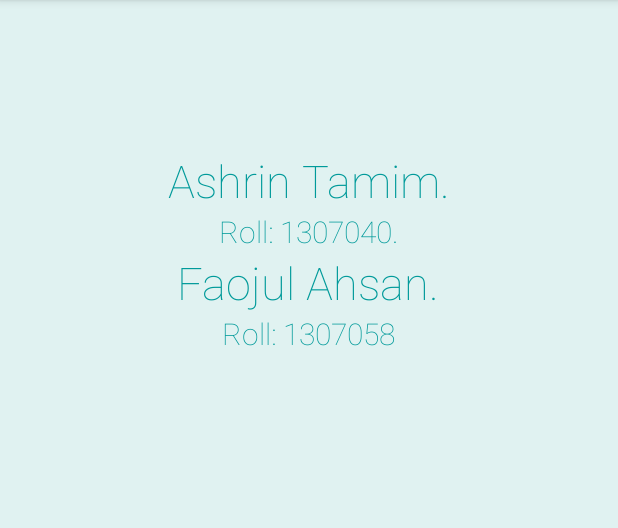
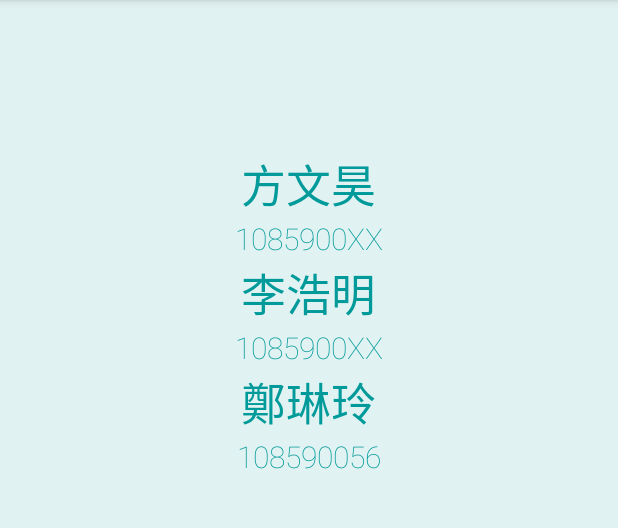
Before and after one commit to FangWen-Hao/android_final_project, an Android app: the AboutUs screen opened directly, with no data from a screen before it, on a phone screen of 412 x 824 dp, the part 84-612 px from its top. Run offline under Robolectric (Android 15) with nearby library versions, the phone set to English and light mode, and no system bars; 1 statement that could not run was skipped.

Commit message:
fixing bugs

```diff
--- a/Smart-Silent-master/Smart-Silent-master/app/src/main/AndroidManifest.xml
+++ b/Smart-Silent-master/Smart-Silent-master/app/src/main/AndroidManifest.xml
@@ -3,8 +3,6 @@
     package="com.example.project.smartsilent"
     android:versionCode="1"
     android:versionName="1.0">
-
-    <uses-sdk android:targetSdkVersion="23" />
 
     <uses-permission android:name="android.permission.WRITE_EXTERNAL_STORAGE" />
     <uses-permission android:name="android.permission.READ_PHONE_STATE" />
--- /dev/null
+++ b/Smart-Silent-master/Smart-Silent-master/app/src/main/res/layout-v16/about_us.xml
@@ -0,0 +1,66 @@
+<LinearLayout xmlns:android="http://schemas.android.com/apk/res/android"
+    xmlns:tools="http://schemas.android.com/tools"
+    android:id="@+id/container"
+    android:layout_width="match_parent"
+    android:layout_height="match_parent"
+    android:background="#E0F2F1"
+    android:orientation="vertical">
+
+    <TextView
+        android:layout_width="wrap_content"
+        android:layout_height="wrap_content"
+        android:layout_gravity="center_horizontal"
+        android:layout_marginTop="100dp"
+        android:fontFamily="sans-serif-thin"
+        android:text="@string/name1"
+        android:textColor="#009A9A"
+        android:textSize="30sp" />
+
+    <TextView
+        android:layout_width="wrap_content"
+        android:layout_height="wrap_content"
+        android:layout_gravity="center_horizontal"
+        android:fontFamily="sans-serif-thin"
+        android:text="@string/id1"
+        android:textColor="#009A9A"
+        android:textSize="20sp" />
+
+    <TextView
+        android:layout_width="wrap_content"
+        android:layout_height="wrap_content"
+        android:layout_gravity="center_horizontal"
+        android:fontFamily="sans-serif-thin"
+        android:text="@string/name2"
+        android:textColor="#009A9A"
+        android:textSize="30sp" />
+
+    <TextView
+        android:layout_width="wrap_content"
+        android:layout_height="wrap_content"
+        android:layout_gravity="center_horizontal"
+        android:fontFamily="sans-serif-thin"
+        android:text="@string/id2"
+        android:textColor="#009A9A"
+        android:textSize="20sp" />
+
+    <TextView
+        android:id="@+id/textView"
+        android:layout_width="wrap_content"
+        android:layout_height="wrap_content"
+        android:layout_gravity="center_horizontal"
+        android:fontFamily="sans-serif-thin"
+        android:text="@string/name3"
+        android:textColor="#009A9A"
+        android:textSize="30sp" />
+
+    <TextView
+        android:id="@+id/textView2"
+        android:layout_width="wrap_content"
+        android:layout_height="wrap_content"
+        android:layout_gravity="center_horizontal"
+        android:fontFamily="sans-serif-thin"
+        android:text="@string/id3"
+        android:textColor="#009A9A"
+        android:textSize="20sp" />
+
+</LinearLayout>
--- a/Smart-Silent-master/Smart-Silent-master/app/src/main/res/layout/about_us.xml
+++ b/Smart-Silent-master/Smart-Silent-master/app/src/main/res/layout/about_us.xml
@@ -9,38 +9,59 @@
     <TextView
         android:layout_width="wrap_content"
         android:layout_height="wrap_content"
+        android:layout_gravity="center_horizontal"
+        android:layout_marginTop="100dp"
         android:fontFamily="sans-serif-thin"
-        android:textSize="30dp"
+        android:text="@string/name1"
         android:textColor="#009A9A"
-        android:layout_marginTop="100dp"
-        android:layout_gravity="center_horizontal"
-        android:text="Ashrin Tamim."/>
+        android:textSize="30sp"
+        tools:targetApi="jelly_bean" />
 
     <TextView
         android:layout_width="wrap_content"
         android:layout_height="wrap_content"
+        android:layout_gravity="center_horizontal"
         android:fontFamily="sans-serif-thin"
-        android:textSize="20dp"
+        android:text="@string/id1"
         android:textColor="#009A9A"
-       android:layout_gravity="center_horizontal"
-        android:text="Roll: 1307040."/>
+        android:textSize="20sp"
+        tools:targetApi="jelly_bean" />
 
     <TextView
         android:layout_width="wrap_content"
         android:layout_height="wrap_content"
+        android:layout_gravity="center_horizontal"
         android:fontFamily="sans-serif-thin"
-        android:textSize="30dp"
+        android:text="@string/name2"
         android:textColor="#009A9A"
-       android:layout_gravity="center_horizontal"
-        android:text="Faojul Ahsan."/>
+        android:textSize="30sp" />
 
     <TextView
         android:layout_width="wrap_content"
         android:layout_height="wrap_content"
+        android:layout_gravity="center_horizontal"
         android:fontFamily="sans-serif-thin"
-        android:textSize="20dp"
+        android:text="@string/id2"
         android:textColor="#009A9A"
+        android:textSize="20sp" />
+
+    <TextView
+        android:layout_width="wrap_content"
+        android:layout_height="wrap_content"
         android:layout_gravity="center_horizontal"
-        android:text="Roll: 1307058"/>
+        android:fontFamily="sans-serif-thin"
+        android:text="@string/name3"
+        android:textColor="#009A9A"
+        android:textSize="30sp" />
+
+    <TextView
+        android:id="@+id/textView2"
+        android:layout_width="wrap_content"
+        android:layout_height="wrap_content"
+        android:layout_gravity="center_horizontal"
+        android:fontFamily="sans-serif-thin"
+        android:text="@string/id3"
+        android:textColor="#009A9A"
+        android:textSize="20sp" />
 
 </LinearLayout>
--- a/Smart-Silent-master/Smart-Silent-master/app/src/main/res/values/strings.xml
+++ b/Smart-Silent-master/Smart-Silent-master/app/src/main/res/values/strings.xml
@@ -9,7 +9,7 @@
     <string name="open_drawer">Drawer Open</string>
     <string name="close_drawer">Drawer Close</string>
     <string name="about_us">
-        Ashrin Tamim \n Roll: 1307040 \n Faojul Ahsan \n Roll:1307058
+        方文昊 \n 1085900XX \n 李浩明 \n 1085900XX \n 鄭琳玲 \n 108590056
     </string>
 
 
@@ -21,7 +21,7 @@
     <string name="geofences_removed">Tracking Stopped.</string>
 
     <!-- Error strings -->
-    <string name="not_connected">GoogleApiClient is not yet connected.Plaese Try again.</string>
+    <string name="not_connected">GoogleApiClient is not yet connected. Please Try again.</string>
     <string name="geofence_not_available">Geofence service is not available now</string>
     <string name="geofence_too_many_geofences">Your app has registered too many geofences</string>
     <string name="geofence_too_many_pending_intents">
@@ -77,6 +77,12 @@
     <string name="help_1">1. Using \'Select Time\' feature user can silent their devices for a specific period of time. They have to set the time periods.</string>
     <string name="help_2">2. User can select locations as a silent zone using \'Select Place\' feature. There you can select your current place using \'Current Place\'. You can also select nearby places from map and search places worldwide using \'Pick Place\'.</string>
     <string name="help_3">3. Selected time and places will be placed in corresponding lists. You can show your selected places from there.</string>
+    <string name="name1">方文昊</string>
+    <string name="id1">1085900XX</string>
+    <string name="name2">李浩明</string>
+    <string name="id2">1085900XX</string>
+    <string name="name3">鄭琳玲</string>
+    <string name="id3">108590056</string>
 
 
 </resources>
```
Also changed, not shown: Smart-Silent-master/Smart-Silent-master/app/build.gradle (+36 -27 lines), Smart-Silent-master/Smart-Silent-master/app/src/main/java/com/example/project/smartsilent/PickPlace.java (+4 -3 lines), 1841 other files.
